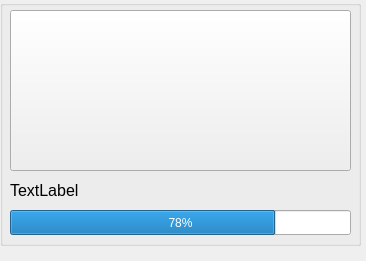
First picture: the form in client/Forms/MyWidget/mywidget.ui, repository sofinvalery/LMS, before the edit.
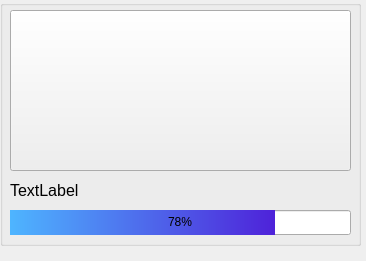
Second picture: the form after the edit.

Commit message: added course dz page, peredelal style manager (one function name izmenil prosto tak :))

The edit to the form file:
```diff
--- a/client/Forms/MyWidget/mywidget.ui
+++ b/client/Forms/MyWidget/mywidget.ui
@@ -124,6 +124,11 @@
       <height>25</height>
      </rect>
     </property>
+    <property name="styleSheet">
+     <string notr="true">QProgressBar::chunk {
+	background-color: qlineargradient(spread:pad, x1:0, y1:0, x2:1, y2:0, stop:0 rgba(78, 181, 255, 255), stop:1 rgba(78, 34, 217, 255));
+}</string>
+    </property>
     <property name="value">
      <number>78</number>
     </property>
```
The commit also changes 20 other files.
